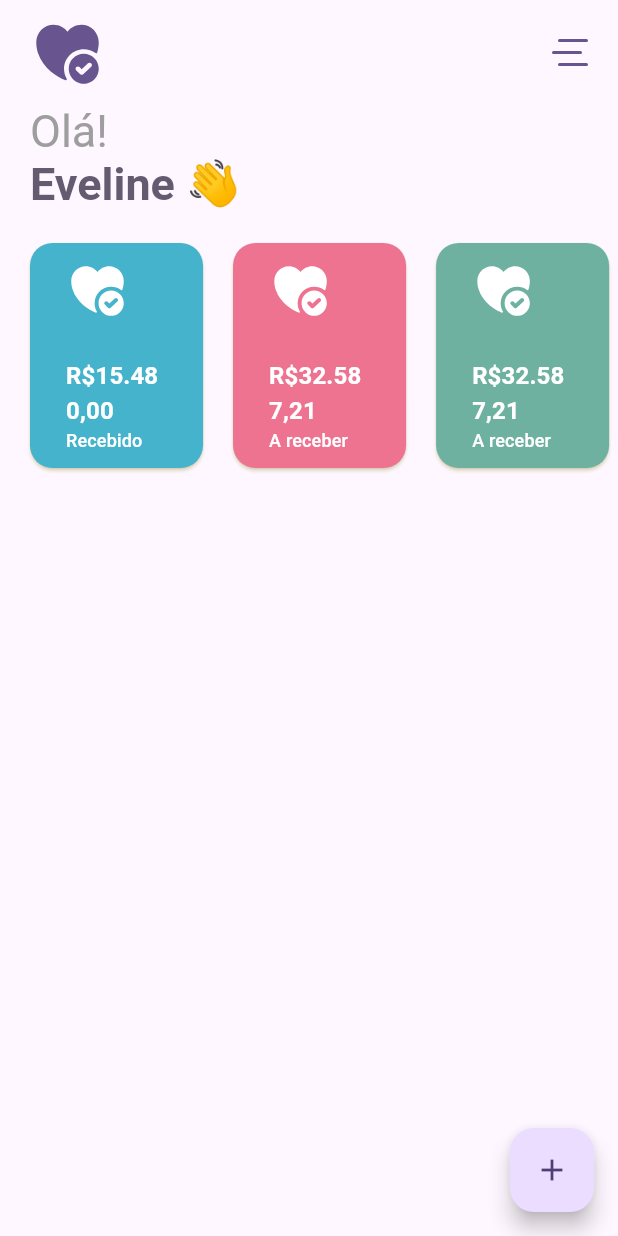
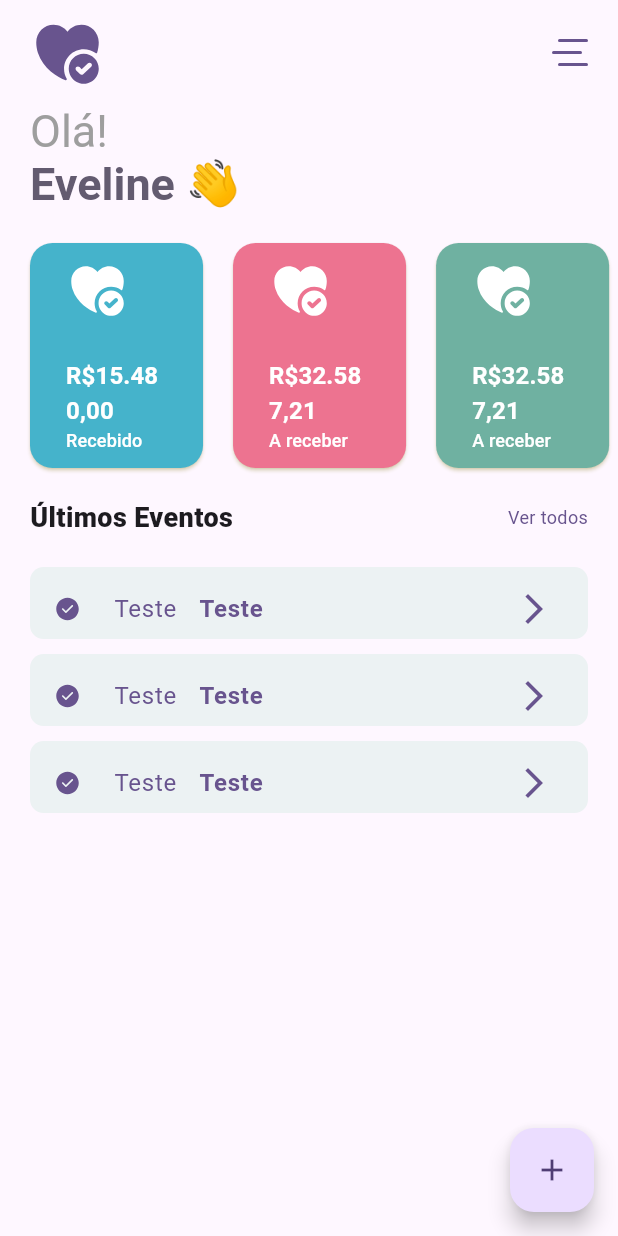
Before and after one commit to espoo-dev/med_system, a Flutter app: the screen it shows after launch, on a phone screen of 412 x 824 dp. Run offline on Flutter 3.47's test engine with Material 3 defaults, Android fonts, the phone set to English and light mode, and no system bars; our stand-ins replace flutter_svg.

Commit message:
fix: correction of the event list, only one item was appearing

```diff
--- a/med_system_app/lib/features/home/pages/home_page.dart
+++ b/med_system_app/lib/features/home/pages/home_page.dart
@@ -3,6 +3,7 @@ import 'package:med_system_app/core/widgets/my_horizontal_menu.widget.dart';
 import 'package:med_system_app/features/home/model/menu_home.model.dart';
 import 'package:med_system_app/features/home/widgets/build_header.widget.dart';
 import 'package:med_system_app/features/home/widgets/build_welcome.widget.dart';
+import 'package:med_system_app/features/home/widgets/list_events.widget.dart';
 
 class HomePage extends StatefulWidget {
   const HomePage({super.key});
@@ -25,6 +26,13 @@ class _HomePageState extends State<HomePage> {
           HorizontalMenuWidget(
             menuItems: menuHomeModel.buildMenuHome(context),
           ),
+          const ListEventsWidget(
+            items: [
+              EventItem(name: "Teste", value: "Teste"),
+              EventItem(name: "Teste", value: "Teste"),
+              EventItem(name: "Teste", value: "Teste"),
+            ],
+          )
         ]);
   }
 
--- a/med_system_app/lib/features/home/widgets/list_events.widget.dart
+++ b/med_system_app/lib/features/home/widgets/list_events.widget.dart
@@ -2,16 +2,16 @@ import 'package:flutter/material.dart';
 import 'package:flutter_svg/svg.dart';
 import 'package:med_system_app/core/theme/icons.dart';
 
-class MyListComponent extends StatefulWidget {
+class ListEventsWidget extends StatefulWidget {
   final List<EventItem> items;
 
-  const MyListComponent({super.key, required this.items});
+  const ListEventsWidget({super.key, required this.items});
 
   @override
-  State<MyListComponent> createState() => _MyListComponentState();
+  State<ListEventsWidget> createState() => _ListEventsWidgetState();
 }
 
-class _MyListComponentState extends State<MyListComponent> {
+class _ListEventsWidgetState extends State<ListEventsWidget> {
   @override
   Widget build(BuildContext context) {
     return Padding(
@@ -41,14 +41,16 @@ class _MyListComponentState extends State<MyListComponent> {
             height: 20,
           ),
           SizedBox(
-            height: 48,
+            height: MediaQuery.of(context).size.height * 0.28,
             child: ListView.builder(
               scrollDirection: Axis.vertical,
               itemCount: widget.items.length,
               itemBuilder: (BuildContext context, int index) {
                 EventItem item = widget.items[index];
                 debugPrint(widget.items.length.toString());
-                return Container(
+                return Padding(
+                  padding: const EdgeInsets.only(bottom: 10),
+                  child: Container(
                     height: 48,
                     width: MediaQuery.of(context).size.width * 0.28,
                     decoration: BoxDecoration(
@@ -85,6 +87,7 @@ class _MyListComponentState extends State<MyListComponent> {
                       ),
                       onTap: () {},
                     ),
+                  ),
                 );
               },
             ),
```
Lines whose indentation alone changed are shown as unchanged.
